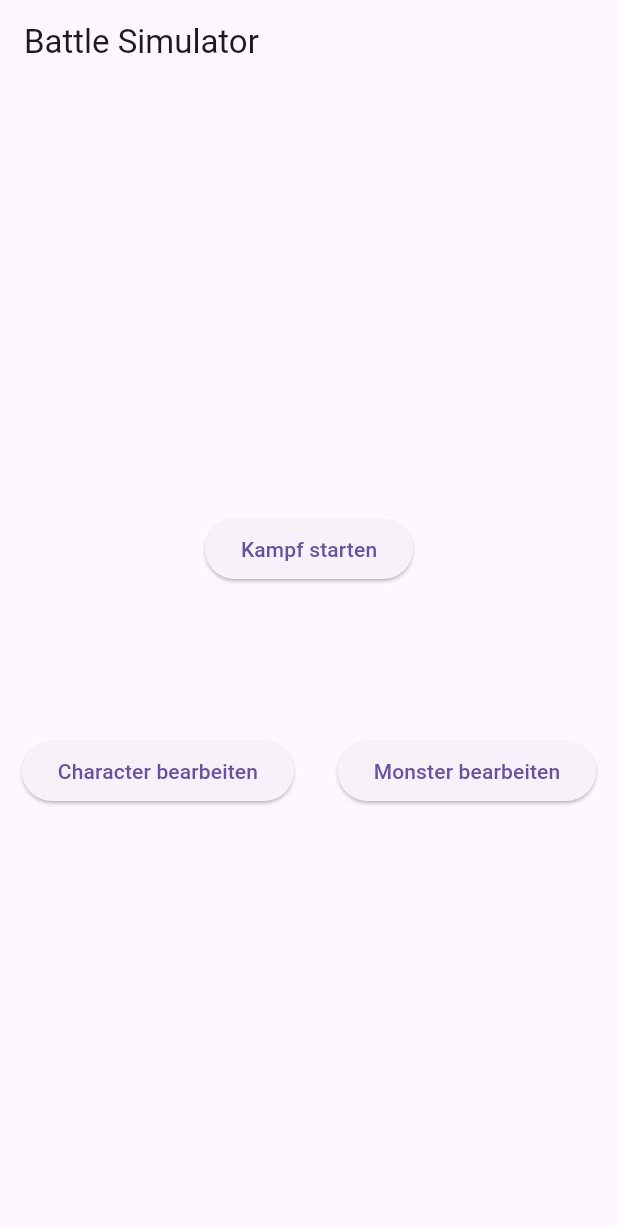
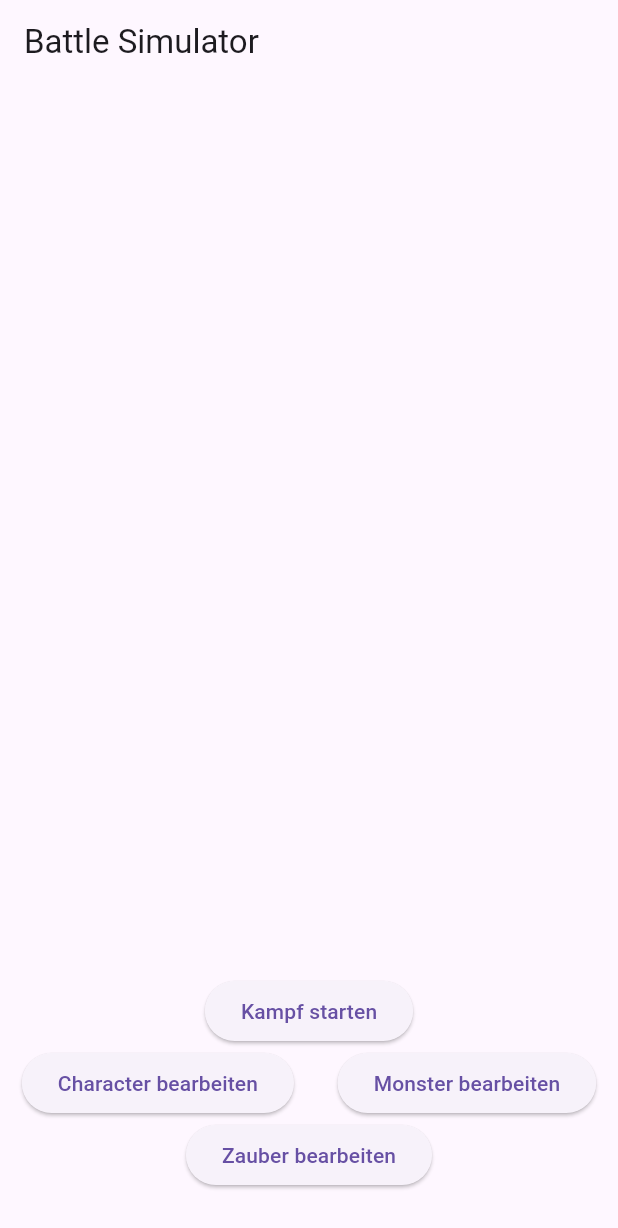
Before and after one commit to Dakueken/battle_simulation, a Flutter app: the screen it shows after launch, on a phone screen of 412 x 824 dp. Shown: the top 1228 px of the screen. Run offline on Flutter 3.47's test engine with Material 3 defaults, Android fonts, the phone set to English and light mode, and no system bars.

Commit message:
4ten button eingefügt

```diff
--- a/lib/start/mainscreen.dart
+++ b/lib/start/mainscreen.dart
@@ -9,11 +9,11 @@ class MainScreen extends StatelessWidget {
       home: Scaffold(
         appBar: AppBar(title: Text("Battle Simulator")),
         body: Column(
-          mainAxisAlignment: MainAxisAlignment.center,
+          mainAxisAlignment: MainAxisAlignment.end,
           crossAxisAlignment: CrossAxisAlignment.center,
           children: [
             ElevatedButton(onPressed: () {}, child: Text("Kampf starten")),
-            SizedBox(height: 100),
+
             Row(
               mainAxisAlignment: MainAxisAlignment.spaceAround,
               children: [
@@ -27,6 +27,8 @@ class MainScreen extends StatelessWidget {
                 ),
               ],
             ),
+            ElevatedButton(onPressed: () {}, child: Text("Zauber bearbeiten")),
+            SizedBox(height: 30),
           ],
         ),
       ),
```
Also changed, not shown: 1 other file.
